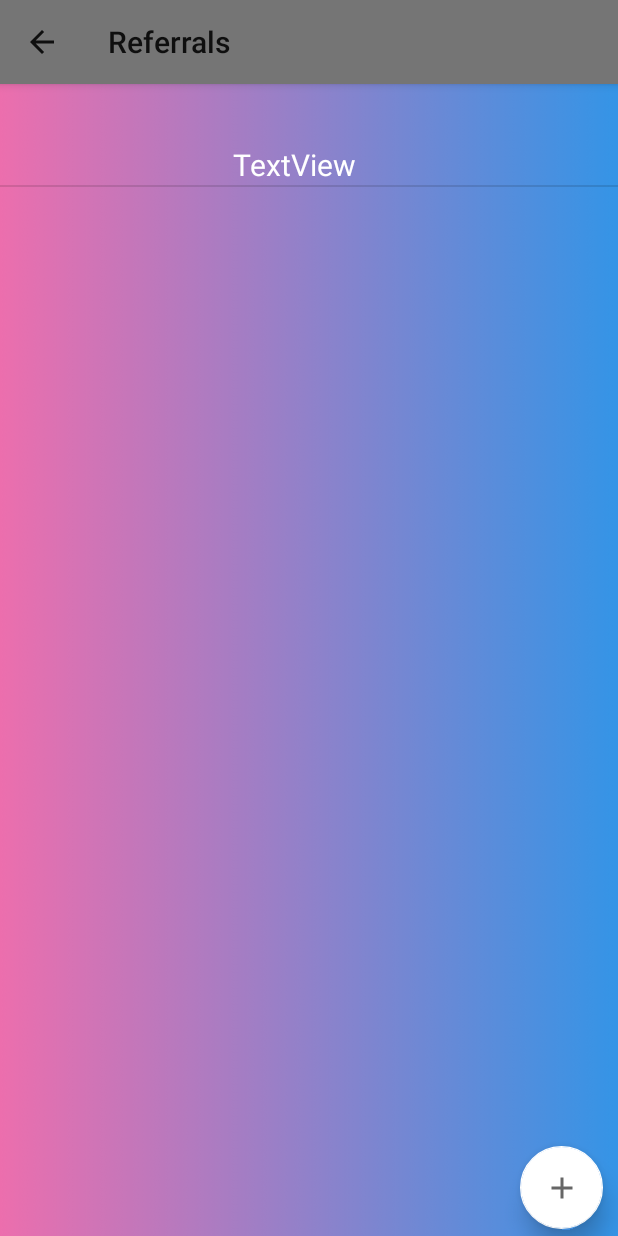
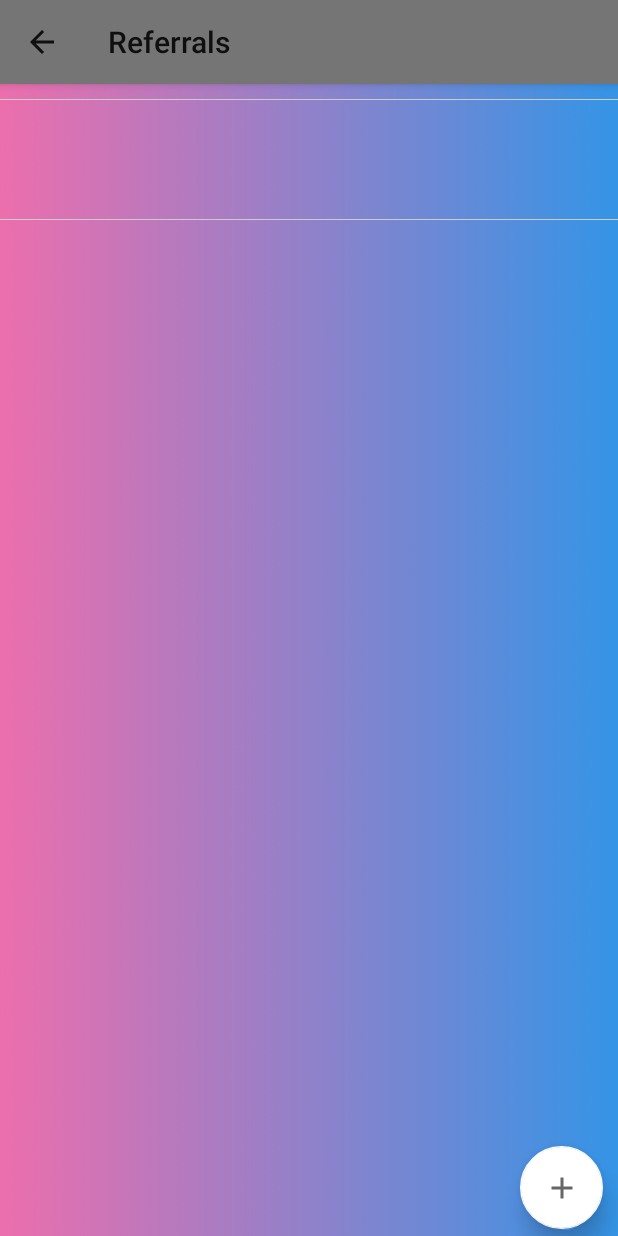
Before and after one commit to vaibhavchugh17/In-ShelterKidsDirectory, an Android app: the referrals screen opened directly, with no data from a screen before it, on a phone screen of 412 x 824 dp. Run offline under Robolectric (Android 15) with nearby library versions, the phone set to English and light mode, and no system bars; our stand-ins replace Firebase (no records; nobody signed in at launch, a user with empty details on screens opened directly); 4 statements that could not run were skipped.

Commit message:
Referral's design fixed

```diff
--- a/InShelterKidsDirectory/app/src/main/java/com/example/in_shelterkidsdirectory/referrals.java
+++ b/InShelterKidsDirectory/app/src/main/java/com/example/in_shelterkidsdirectory/referrals.java
@@ -58,7 +58,7 @@ public class referrals extends AppCompatActivity implements CommonFragment.OnFra
         String n = kid.getFirstName();
 
         ActionBar actionBar = getSupportActionBar();
-        if(n == null){
+        if(n == null ) {
             actionBar.setTitle("Referrals");
         }
         else{
--- a/InShelterKidsDirectory/app/src/main/res/layout/activity_all_referrals.xml
+++ b/InShelterKidsDirectory/app/src/main/res/layout/activity_all_referrals.xml
@@ -5,6 +5,7 @@
     android:layout_width="match_parent"
     android:layout_height="match_parent"
     android:orientation = "vertical"
+    android:background="@drawable/gradient1"
     tools:context="com.example.in_shelterkidsdirectory.referrals">
 
     <include
@@ -15,7 +16,10 @@
     android:layout_width="match_parent"
     android:layout_height="match_parent"
     android:inputType = "textCapCharacters"
-        android:background="@drawable/gradient1"
+        android:layout_marginTop="10dp"
+        android:layout_marginBottom="65dp"
+        android:divider="@android:color/transparent"
+        android:dividerHeight="10dp"
         />
 
     <com.google.android.material.floatingactionbutton.FloatingActionButton
--- a/InShelterKidsDirectory/app/src/main/res/layout/display_referral.xml
+++ b/InShelterKidsDirectory/app/src/main/res/layout/display_referral.xml
@@ -1,21 +1,26 @@
 <?xml version="1.0" encoding="utf-8"?>
 <LinearLayout xmlns:android="http://schemas.android.com/apk/res/android"
     android:layout_width="match_parent"
-    android:layout_height="match_parent">
+    android:layout_height="match_parent"
+    android:orientation="horizontal"
+    android:background="@drawable/customborder">
 
 
     <TextView
         android:id="@+id/textViewP"
         android:layout_width="match_parent"
         android:layout_height="wrap_content"
-        android:layout_weight="1"
-        android:textSize="20dp"
         android:layout_marginRight="20dp"
+        android:layout_marginLeft="20dp"
+        android:layout_marginBottom="20dp"
         android:inputType = "textCapWords"
-        android:layout_marginTop="40dp"
-        android:text="TextView"
-        android:textColor="#FFFFFF"
-        android:gravity="center" />
+        android:layout_marginTop="20dp"
+        android:gravity="center"
+        android:layout_marginEnd="20dp"
+        android:layout_marginStart="20dp"
+        android:textAlignment="center"
+        android:textColor="@color/white"
+        android:textSize="30sp"/>
 
 
 </LinearLayout>
```
